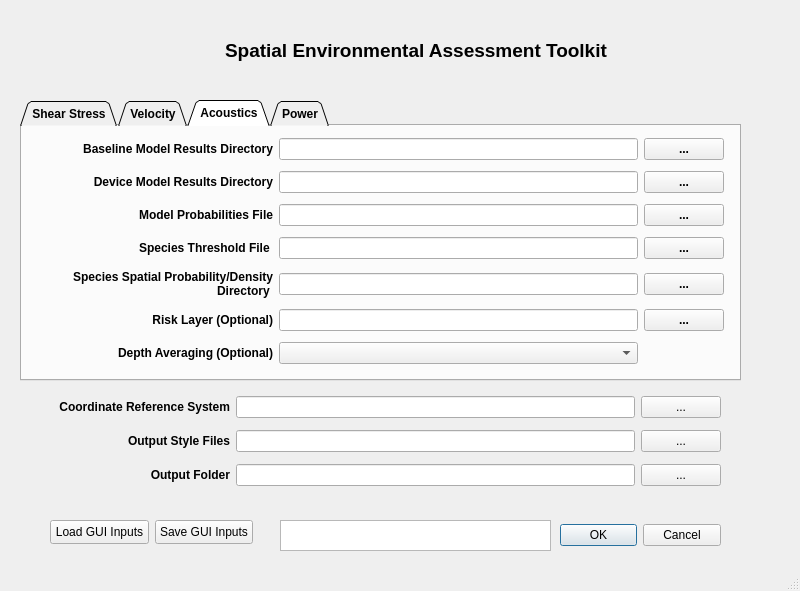
Qt form seat/stressor_receptor_calc_dialog_base.ui (sandialabs/seat-qgis-plugin) before a commit.
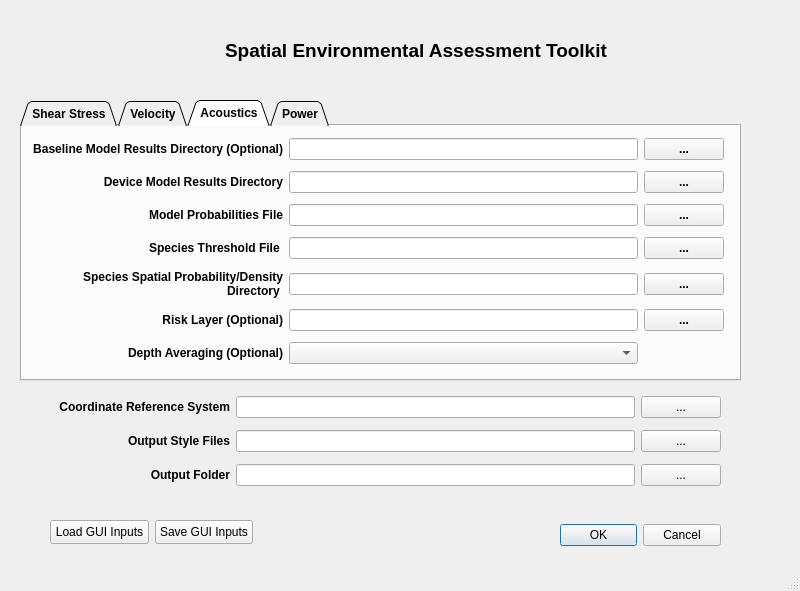
The same form after that commit. The open tabs and pages were chosen to show the change. Icons and pictures are not drawn.

Commit message: added tooltips, removed status

Diff of the .ui file:
```diff
--- a/seat/stressor_receptor_calc_dialog_base.ui
+++ b/seat/stressor_receptor_calc_dialog_base.ui
@@ -490,12 +490,23 @@
          <string>&lt;html&gt;&lt;head/&gt;&lt;body&gt;&lt;p&gt;Model results with marine energy devices present. Accepts a single NetCDF file or directory contining a collection of files.&lt;/p&gt;&lt;/body&gt;&lt;/html&gt;</string>
         </property>
         <property name="text">
-         <string>&lt;html&gt;&lt;head/&gt;&lt;body&gt;&lt;p align=&quot;right&quot;&gt;&lt;span style=&quot; font-weight:600;&quot;&gt;Baseline Model Results Directory&lt;/span&gt;&lt;/p&gt;&lt;/body&gt;&lt;/html&gt;</string>
+         <string>&lt;html&gt;&lt;head/&gt;&lt;body&gt;&lt;p align=&quot;right&quot;&gt;&lt;span style=&quot; font-weight:600;&quot;&gt;Baseline Model Results Directory (Optional)&lt;/span&gt;&lt;/p&gt;&lt;/body&gt;&lt;/html&gt;</string>
         </property>
        </widget>
       </item>
       <item row="0" column="1">
-       <widget class="QLineEdit" name="paracousti_device_not_present"/>
+       <widget class="QLineEdit" name="paracousti_device_not_present">
+        <property name="font">
+         <font>
+          <pointsize>8</pointsize>
+          <weight>50</weight>
+          <bold>false</bold>
+         </font>
+        </property>
+        <property name="text">
+         <string/>
+        </property>
+       </widget>
       </item>
       <item row="0" column="2">
        <widget class="QPushButton" name="paracousti_no_device_pushButton">
@@ -515,7 +526,18 @@
        </widget>
       </item>
       <item row="1" column="1">
-       <widget class="QLineEdit" name="paracousti_device_present"/>
+       <widget class="QLineEdit" name="paracousti_device_present">
+        <property name="font">
+         <font>
+          <pointsize>8</pointsize>
+          <weight>50</weight>
+          <bold>false</bold>
+         </font>
+        </property>
+        <property name="text">
+         <string/>
+        </property>
+       </widget>
       </item>
       <item row="1" column="2">
        <widget class="QPushButton" name="paracousti_device_pushButton">
@@ -538,7 +560,18 @@
        </widget>
       </item>
       <item row="2" column="1">
-       <widget class="QLineEdit" name="paracousti_probabilities_file"/>
+       <widget class="QLineEdit" name="paracousti_probabilities_file">
+        <property name="font">
+         <font>
+          <pointsize>8</pointsize>
+          <weight>50</weight>
+          <bold>false</bold>
+         </font>
+        </property>
+        <property name="text">
+         <string/>
+        </property>
+       </widget>
       </item>
       <item row="2" column="2">
        <widget class="QPushButton" name="paracousti_probabilities_pushButton">
@@ -561,7 +594,18 @@
        </widget>
       </item>
       <item row="3" column="1">
-       <widget class="QLineEdit" name="paracousti_threshold_file"/>
+       <widget class="QLineEdit" name="paracousti_threshold_file">
+        <property name="font">
+         <font>
+          <pointsize>8</pointsize>
+          <weight>50</weight>
+          <bold>false</bold>
+         </font>
+        </property>
+        <property name="text">
+         <string/>
+        </property>
+       </widget>
       </item>
       <item row="3" column="2">
        <widget class="QPushButton" name="paracousti_threshold_button">
@@ -584,7 +628,18 @@
        </widget>
       </item>
       <item row="4" column="1">
-       <widget class="QLineEdit" name="paracousti_species_directory"/>
+       <widget class="QLineEdit" name="paracousti_species_directory">
+        <property name="font">
+         <font>
+          <pointsize>8</pointsize>
+          <weight>50</weight>
+          <bold>false</bold>
+         </font>
+        </property>
+        <property name="text">
+         <string/>
+        </property>
+       </widget>
       </item>
       <item row="4" column="2">
        <widget class="QPushButton" name="paracousti_species_directory_button">
@@ -604,7 +659,18 @@
        </widget>
       </item>
       <item row="5" column="1">
-       <widget class="QLineEdit" name="paracousti_risk_file"/>
+       <widget class="QLineEdit" name="paracousti_risk_file">
+        <property name="font">
+         <font>
+          <pointsize>8</pointsize>
+          <weight>50</weight>
+          <bold>false</bold>
+         </font>
+        </property>
+        <property name="text">
+         <string/>
+        </property>
+       </widget>
       </item>
       <item row="5" column="2">
        <widget class="QPushButton" name="paracousti_risk_pushButton">
@@ -624,7 +690,15 @@
        </widget>
       </item>
       <item row="6" column="1">
-       <widget class="QComboBox" name="paracousti_averaging_combobox"/>
+       <widget class="QComboBox" name="paracousti_averaging_combobox">
+        <property name="font">
+         <font>
+          <pointsize>8</pointsize>
+          <weight>50</weight>
+          <bold>false</bold>
+         </font>
+        </property>
+       </widget>
       </item>
      </layout>
     </widget>
@@ -792,16 +866,6 @@
     </item>
    </layout>
   </widget>
-  <widget class="QTextBrowser" name="status_bar">
-   <property name="geometry">
-    <rect>
-     <x>280</x>
-     <y>520</y>
-     <width>271</width>
-     <height>31</height>
-    </rect>
-   </property>
-  </widget>
  </widget>
  <tabstops>
   <tabstop>load_input</tabstop>
```
Left out of the diff: 285 changed lines with no effect on the pictures.
